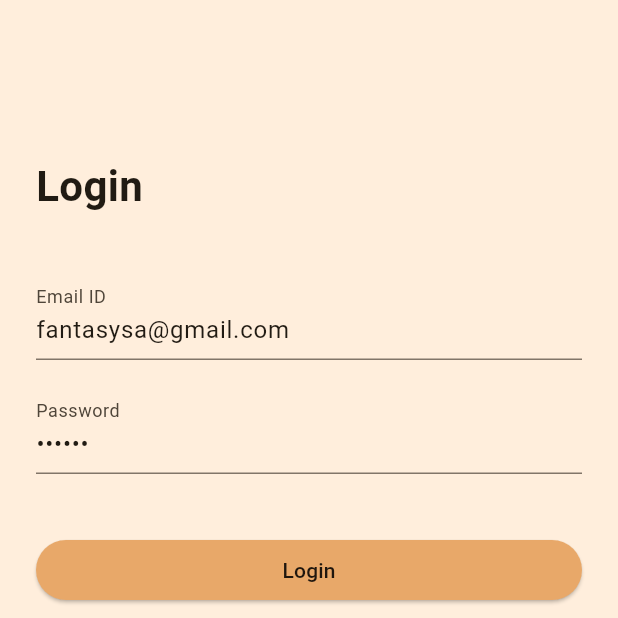
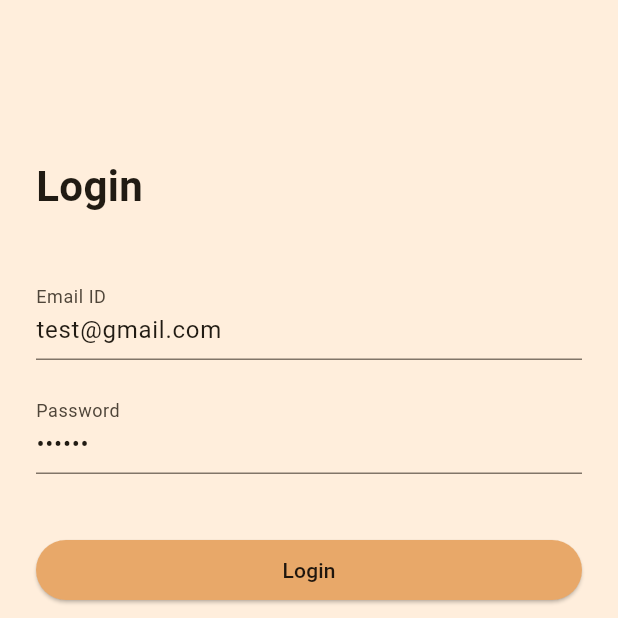
Before and after one commit to tangible-idea/tangible_link, a Flutter app: the screen it shows after launch, on a phone screen of 412 x 824 dp, the top half of it. Run offline on Flutter 3.47's test engine with Material 3 defaults, Android fonts, the phone set to English and light mode, and no system bars; our stand-ins replace flutter_dotenv, flutter_riverpod, font_awesome_flutter, go_router, logger, lottie and 2 more; missing offline and left inert: markdown_widget; accounts and stored records are empty; generated files the repository leaves out were written again.

Commit message:
Change a sample email.

```diff
--- a/lib/routing/screens/LoginScreen.dart
+++ b/lib/routing/screens/LoginScreen.dart
@@ -34,7 +34,7 @@ class LoginScreen extends ConsumerStatefulWidget {
 }
 
 class _LoginScreenState extends ConsumerState<LoginScreen> {
-  final TextEditingController _emailController = TextEditingController(text: "fantasysa@gmail.com");
+  final TextEditingController _emailController = TextEditingController(text: "test@gmail.com");
   final TextEditingController _passwordController = TextEditingController(text: "123123");
 
   Future<void> _handleLogin() async {
```
